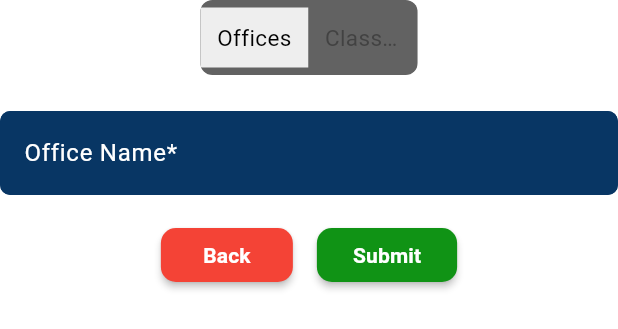
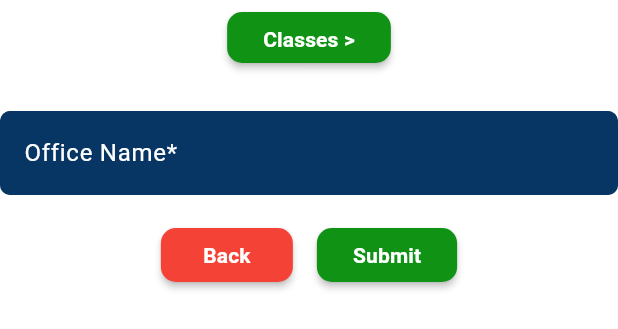
Before and after one commit to Kyusans/flutter-csdl-admin, a Flutter app: the AddOfficeMaster widget shown alone on an empty page, opened directly, on a phone screen of 412 x 824 dp. Shown: the top 329 px of the screen. Run offline on Flutter 3.47's test engine with Material 3 defaults, Android fonts, the light colour scheme and no system bars; drawn by our look-alikes of toggle_switch; our stand-ins replace flutter_slidable, get, shared_preferences; accounts and stored records are empty.

Commit message:
added responsive_layout.dart

```diff
--- /dev/null
+++ b/lib/components/custom_toggle_switch.dart
@@ -0,0 +1,62 @@
+import 'package:flutter/material.dart';
+import 'package:flutter_csdl_admin/components/my_button.dart';
+
+class CustomToggleSwitch extends StatefulWidget {
+  final List<String> labels;
+  final Function(int) onToggle;
+  final int initialLabelIndex;
+
+  const CustomToggleSwitch({
+    Key? key,
+    required this.labels,
+    required this.onToggle,
+    this.initialLabelIndex = 0,
+  }) : super(key: key);
+
+  @override
+  _CustomToggleSwitchState createState() => _CustomToggleSwitchState();
+}
+
+class _CustomToggleSwitchState extends State<CustomToggleSwitch> {
+  late int _selectedIndex;
+
+  @override
+  void initState() {
+    super.initState();
+    _selectedIndex = widget.initialLabelIndex;
+  }
+
+  @override
+  Widget build(BuildContext context) {
+    final newIndex = _selectedIndex == 0 ? 1 : 0;
+
+    void toggleSwitch() {
+      setState(() {
+        _selectedIndex = newIndex;
+      });
+      widget.onToggle(newIndex);
+    }
+
+    return Container(
+      decoration: BoxDecoration(
+        borderRadius: BorderRadius.circular(20.0),
+      ),
+      padding: const EdgeInsets.symmetric(horizontal: 16.0, vertical: 8.0),
+      child: Row(
+        mainAxisSize: MainAxisSize.min,
+        children: [
+          MyButton(
+            buttonText: _selectedIndex == 0
+                ? "${widget.labels[1]} >"
+                : "< ${widget.labels[0]}",
+            color: Theme.of(context).colorScheme.tertiary,
+            buttonSize: 8,
+            onPressed: () {
+              toggleSwitch();
+            },
+          ),
+        ],
+      ),
+    );
+  }
+}
--- a/lib/components/show_alert.dart
+++ b/lib/components/show_alert.dart
@@ -9,7 +9,7 @@ class ShowAlert {
         message,
         colorText: Colors.white,
         backgroundColor: Colors.green,
-        snackPosition: SnackPosition.TOP,
+        snackPosition: SnackPosition.BOTTOM,
         duration: const Duration(milliseconds: 1300),
       );
     } else if (variant.toLowerCase() == "info") {
@@ -18,7 +18,7 @@ class ShowAlert {
         message,
         colorText: Colors.white,
         backgroundColor: Colors.blue,
-        snackPosition: SnackPosition.TOP,
+        snackPosition: SnackPosition.BOTTOM,
         duration: const Duration(milliseconds: 1300),
       );
     } else {
@@ -27,7 +27,7 @@ class ShowAlert {
         message,
         colorText: Colors.white,
         backgroundColor: Colors.red,
-        snackPosition: SnackPosition.TOP,
+        snackPosition: SnackPosition.BOTTOM,
         duration: const Duration(milliseconds: 1300),
       );
     }
--- a/lib/theme/light_mode.dart
+++ b/lib/theme/light_mode.dart
@@ -19,7 +19,7 @@ ThemeData lightMode = ThemeData(
   ),
   textTheme: ThemeData.light().textTheme.apply(
         bodyColor: Colors.grey[800],
-        displayColor: Colors.black,
+        displayColor: Colors.white,
       ),
   textSelectionTheme: const TextSelectionThemeData(
     cursorColor: Colors.white,
--- a/pubspec.yaml
+++ b/pubspec.yaml
@@ -36,6 +36,8 @@ dependencies:
   cached_network_image: ^3.3.1
   toggle_switch: ^2.1.0
   flutter_slidable: ^3.0.1
+  file_picker: ^6.1.1
+  day_night_time_picker:
 
 
   # The following adds the Cupertino Icons font to your application.
```
Also changed, not shown: lib/pages/add_scholar.dart (+7 -13 lines), lib/pages/dashboard.dart (+38 -41 lines), lib/pages/master_files.dart (+36 -46 lines), lib/pages/master_files/add_masterfiles.dart (+87 -35 lines), lib/pages/master_files/get_master_files.dart (+2 -8 lines), lib/responsive/responsive_layout.dart (added, +26 -0 lines), pubspec.lock.
